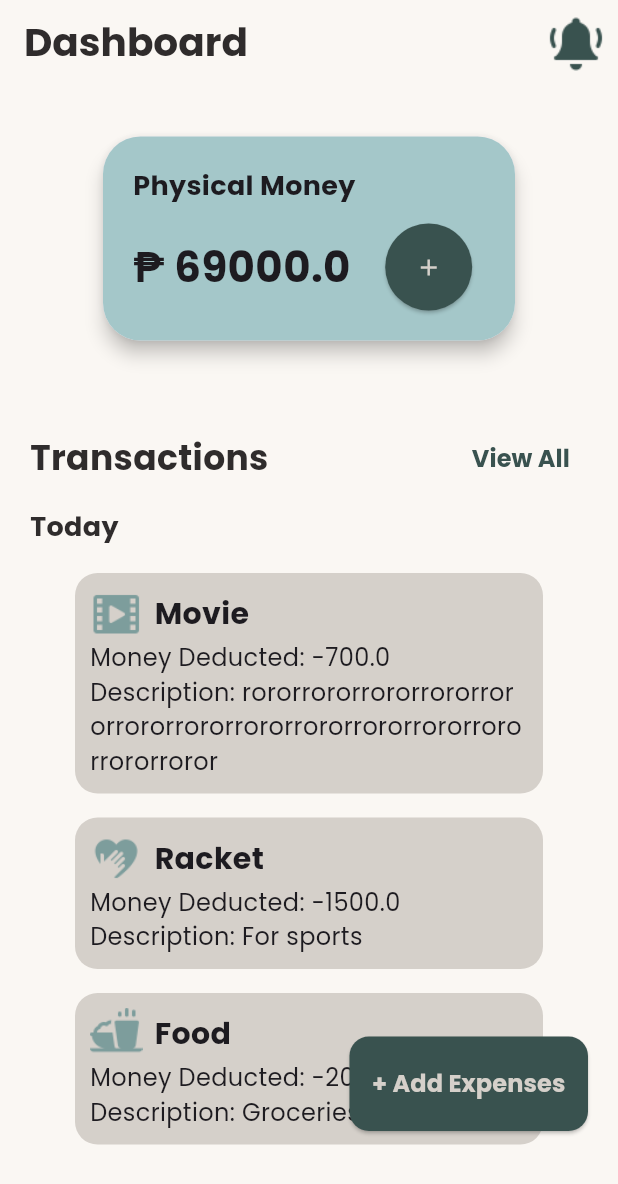
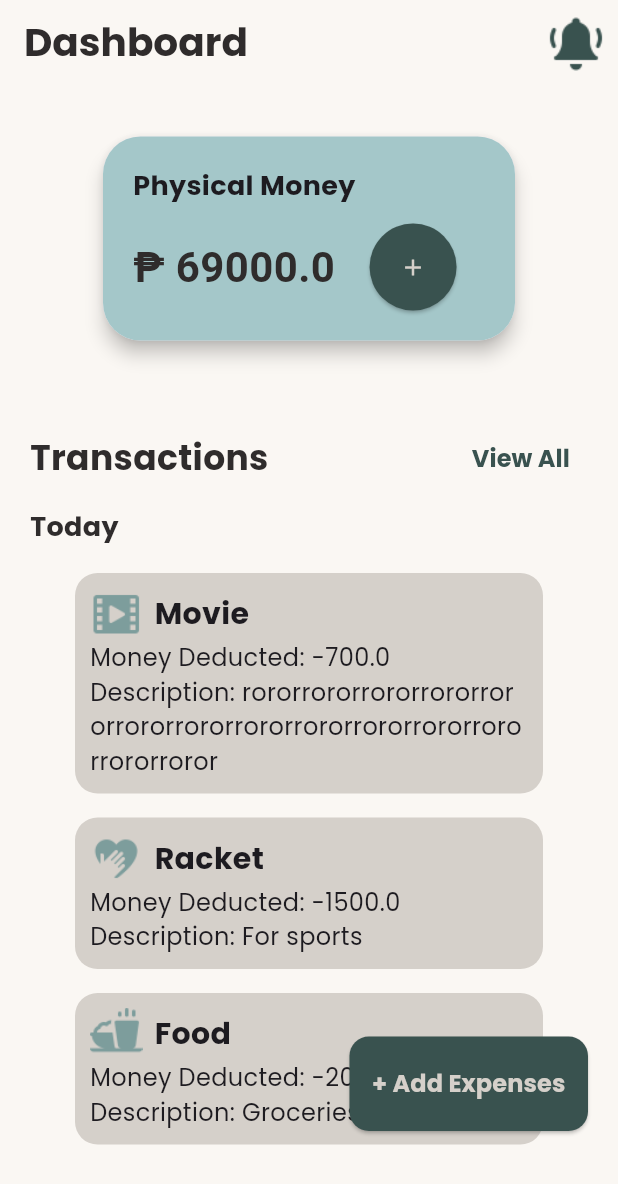
Before and after one commit to ashensn0w/SLAM-Up, a Flutter app: the DashboardPage screen opened directly, on a phone screen of 412 x 824 dp. Shown: the top 1184 px of the screen. Run offline on Flutter 3.47's test engine with Material 3 defaults, Android fonts, the phone set to English and light mode, and no system bars; our stand-ins replace pie_chart, table_calendar; statements that could not run were skipped.

```diff
--- a/lib/screens/DashboardScreen/dashboard_page.dart
+++ b/lib/screens/DashboardScreen/dashboard_page.dart
@@ -99,9 +99,10 @@ class MoneyCardWidget extends StatelessWidget {
                 Text(
                   '₱ $amount',
                   style: TextStyle(
-                    fontFamily: 'Poppins',
+                    fontFamily: 'Roboto',
                     fontSize: 28.0,
                     fontWeight: FontWeight.bold,
+                    color: darkText,
                   ),
                 ),
                 Padding(
```
